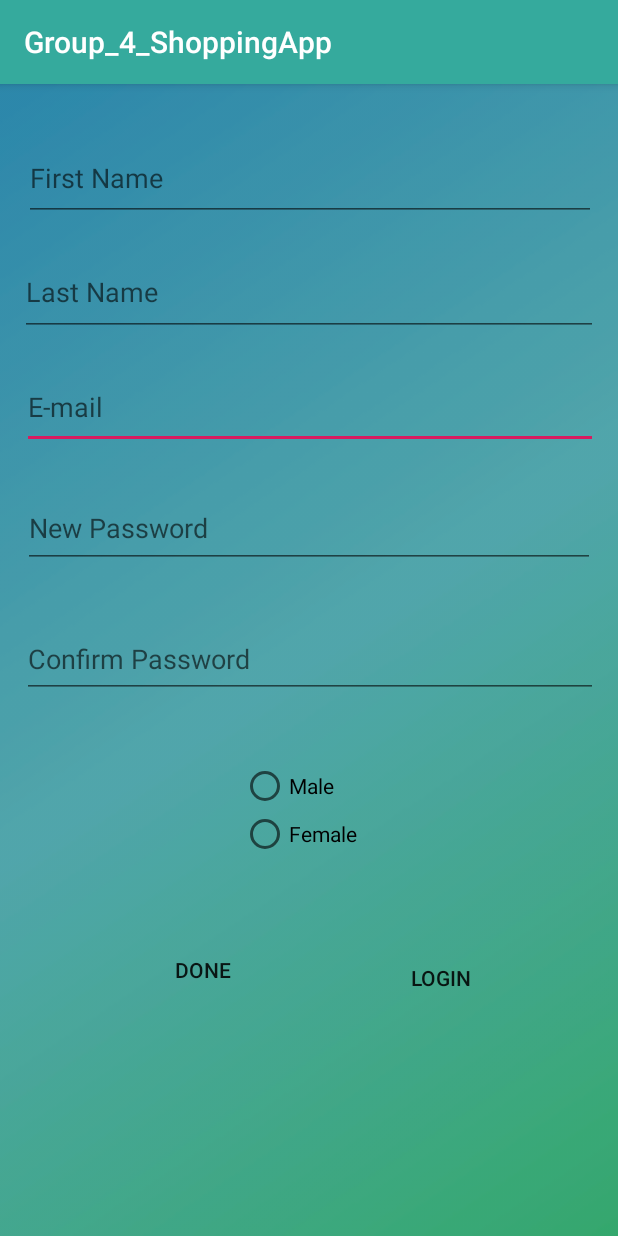
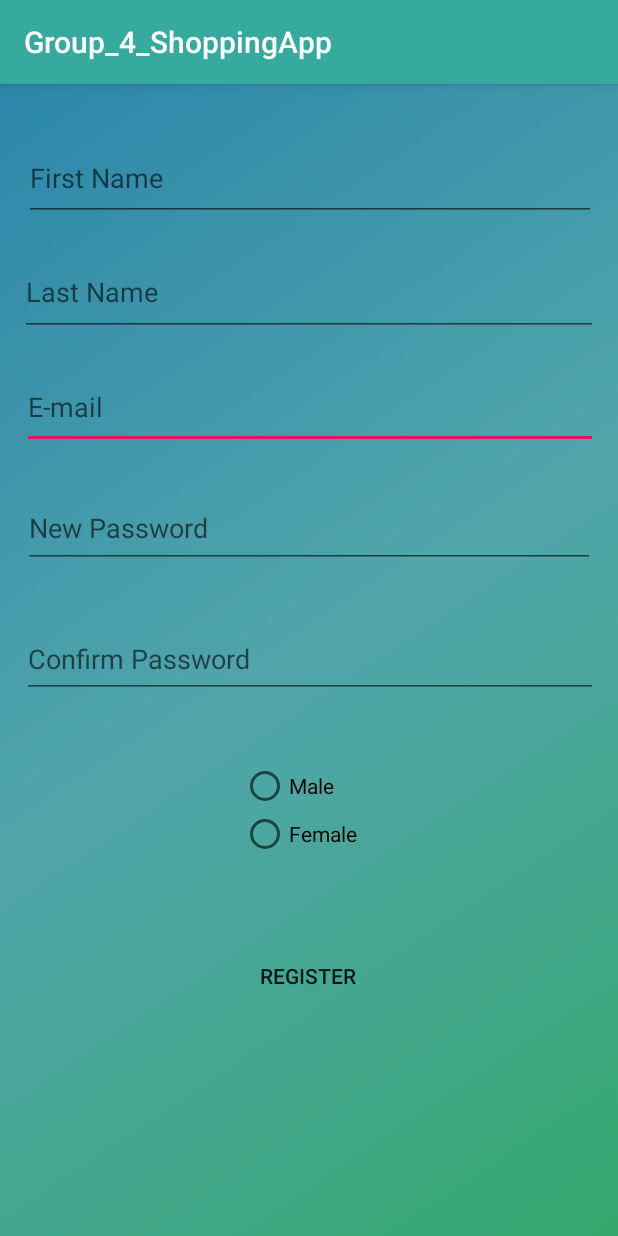
Before and after one commit to khushi07/Group4_FinalProject_W2019_MAD3125, an Android app: the screen it shows after launch (Signup before the commit, SignupActivity after it), after a tap on "SIGNUP", on a phone screen of 412 x 824 dp. Run offline under Robolectric (Android 15) with nearby library versions, the phone set to English and light mode, and no system bars.

```diff
--- a/app/build.gradle
+++ b/app/build.gradle
@@ -27,4 +27,6 @@ dependencies {
     androidTestImplementation 'androidx.test.espresso:espresso-core:3.1.0-alpha4'
     implementation 'com.google.android.material:material:1.0.0'
     implementation 'com.android.support:design:28.0.0'
+    implementation 'androidx.recyclerview:recyclerview:1.0.0'
+    implementation 'com.android.support:recyclerview-v7:28.0.0'
 }
--- a/app/src/main/AndroidManifest.xml
+++ b/app/src/main/AndroidManifest.xml
@@ -9,8 +9,8 @@
         android:roundIcon="@mipmap/ic_launcher_round"
         android:supportsRtl="true"
         android:theme="@style/AppTheme">
-        <activity android:name=".Signup"></activity>
-        <activity android:name=".HomeActivity" />
+        <activity android:name=".Activities.SignupActivity"></activity>
+        <activity android:name=".Activities.HomeActivity" />
         <activity android:name=".SplashScreen">
             <intent-filter>
                 <action android:name="android.intent.action.MAIN" />
@@ -18,7 +18,7 @@
                 <category android:name="android.intent.category.LAUNCHER" />
             </intent-filter>
         </activity>
-        <activity android:name=".LoginMainActivity" />
+        <activity android:name=".Activities.LoginMainActivity" />
     </application>
 
 </manifest>
--- a/app/src/main/java/com/example/group_4_shoppingapp/LoginMainActivity.java
+++ b/app/src/main/java/com/example/group_4_shoppingapp/Activities/LoginMainActivity.java
@@ -1,17 +1,16 @@
-package com.example.group_4_shoppingapp;
+package com.example.group_4_shoppingapp.Activities;
 
 import androidx.appcompat.app.AppCompatActivity;
 
 import android.content.Intent;
-import android.graphics.Color;
 import android.os.Bundle;
 import android.view.View;
 import android.widget.Button;
 import android.widget.EditText;
-import android.widget.TextView;
 import android.widget.Toast;
 
-import javax.xml.datatype.Duration;
+import com.example.group_4_shoppingapp.Database.DatabaseHelper;
+import com.example.group_4_shoppingapp.R;
 
 public class LoginMainActivity extends AppCompatActivity {
 
@@ -50,7 +49,7 @@ public class LoginMainActivity extends AppCompatActivity {
         btnSignup.setOnClickListener(new View.OnClickListener() {
             @Override
             public void onClick(View view) {
-                Intent mIntent = new Intent(LoginMainActivity.this, Signup.class);
+                Intent mIntent = new Intent(LoginMainActivity.this, SignupActivity.class);
                 //Set value to pass on next activity
                 startActivity(mIntent);
             }
--- a/app/src/main/java/com/example/group_4_shoppingapp/Signup.java
+++ b/app/src/main/java/com/example/group_4_shoppingapp/Activities/SignupActivity.java
@@ -1,4 +1,4 @@
-package com.example.group_4_shoppingapp;
+package com.example.group_4_shoppingapp.Activities;
 
 import androidx.appcompat.app.AppCompatActivity;
 
@@ -11,12 +11,15 @@ import android.widget.RadioButton;
 
 import android.widget.Toast;
 
+import com.example.group_4_shoppingapp.Database.DatabaseHelper;
+import com.example.group_4_shoppingapp.R;
 
-public class Signup extends AppCompatActivity {
+
+public class SignupActivity extends AppCompatActivity {
 
     DatabaseHelper db;
 
-    private Button done,login;
+    private Button register;
     private EditText edtFname,edtLname,edtEmail,edtNpass,edtCpass;
     private RadioButton radioFemale, radioMale;
 
@@ -29,8 +32,7 @@ public class Signup extends AppCompatActivity {
 
         db = new DatabaseHelper(this);
 
-        done = findViewById(R.id.done);
-        login = findViewById(R.id.login);
+        register = findViewById(R.id.register);
         edtFname = findViewById(R.id.edtFname);
         edtLname = findViewById(R.id.edtLname);
         edtEmail = findViewById(R.id.edtEmail);
@@ -40,7 +42,7 @@ public class Signup extends AppCompatActivity {
         radioMale = findViewById(R.id.radioMale);
 
 
-        done.setOnClickListener(new View.OnClickListener() {
+        register.setOnClickListener(new View.OnClickListener() {
             @Override
             public void onClick(View v) {
                 String email = edtEmail.getText().toString();
@@ -56,6 +58,9 @@ public class Signup extends AppCompatActivity {
                             Boolean insert = db.insert(email, Npass);
                             if (insert == true) {
                                 Toast.makeText(getApplicationContext(), "Registered Successfully", Toast.LENGTH_SHORT).show();
+                                Intent mIntent = new Intent(SignupActivity.this, LoginMainActivity.class);
+                                //Set value to pass on next activity
+                                startActivity(mIntent);
                             }
                         } else {
                             Toast.makeText(getApplicationContext(), "Email Already Exists", Toast.LENGTH_SHORT).show();
@@ -68,14 +73,5 @@ public class Signup extends AppCompatActivity {
             }
         });
 
-    login.setOnClickListener(new View.OnClickListener() {
-            @Override
-            public void onClick(View v) {
-                // Set the first EditText empty
-                Intent mIntent = new Intent(Signup.this, LoginMainActivity.class);
-                //Set value to pass on next activity
-                startActivity(mIntent);
 
-            }
-        });
     }}
--- a/app/src/main/java/com/example/group_4_shoppingapp/DatabaseHelper.java
+++ b/app/src/main/java/com/example/group_4_shoppingapp/Database/DatabaseHelper.java
@@ -1,4 +1,4 @@
-package com.example.group_4_shoppingapp;
+package com.example.group_4_shoppingapp.Database;
 
 import android.content.ContentValues;
 import android.content.Context;
--- a/app/src/main/java/com/example/group_4_shoppingapp/SplashScreen.java
+++ b/app/src/main/java/com/example/group_4_shoppingapp/SplashScreen.java
@@ -1,12 +1,13 @@
 package com.example.group_4_shoppingapp;
 
-import androidx.appcompat.app.AppCompatActivity;
 import android.content.Intent;
 import android.os.Bundle;
 import android.os.Handler;
 import android.view.animation.Animation;
 import android.view.animation.AnimationUtils;
 import android.widget.ImageView;
+
+import com.example.group_4_shoppingapp.Activities.LoginMainActivity;
 
 
 public class SplashScreen extends LoginMainActivity {
--- a/app/src/main/res/layout/activity_home.xml
+++ b/app/src/main/res/layout/activity_home.xml
@@ -5,7 +5,7 @@
     android:layout_height="match_parent"
     xmlns:app="http://schemas.android.com/apk/res-auto"
     android:background="@drawable/back"
-    tools:context=".HomeActivity"
+    tools:context=".Activities.HomeActivity"
     android:id="@+id/drawerLayout">
 
     <LinearLayout
--- a/app/src/main/res/layout/activity_login_main.xml
+++ b/app/src/main/res/layout/activity_login_main.xml
@@ -4,7 +4,7 @@
     xmlns:tools="http://schemas.android.com/tools"
     android:layout_width="match_parent"
     android:layout_height="match_parent"
-    tools:context=".LoginMainActivity">
+    tools:context=".Activities.LoginMainActivity">
 
     <ImageView
         android:id="@+id/back"
--- a/app/src/main/res/layout/activity_signup.xml
+++ b/app/src/main/res/layout/activity_signup.xml
@@ -4,7 +4,7 @@
     xmlns:tools="http://schemas.android.com/tools"
     android:layout_width="match_parent"
     android:layout_height="match_parent"
-    tools:context=".Signup"
+    tools:context=".Activities.SignupActivity"
     android:background="@drawable/back"
     android:padding="8dp">
 
@@ -67,38 +67,21 @@
 
 
     <Button
-        android:id="@+id/done"
-        android:layout_width="wrap_content"
-        android:layout_height="wrap_content"
+        android:id="@+id/register"
+        android:layout_width="152dp"
+        android:layout_height="42dp"
         android:layout_marginStart="8dp"
         android:layout_marginTop="8dp"
         android:layout_marginEnd="8dp"
         android:layout_marginBottom="8dp"
         android:background="@android:color/transparent"
-        android:text="Done"
+        android:text="Register"
         app:layout_constraintBottom_toBottomOf="parent"
         app:layout_constraintEnd_toEndOf="parent"
-        app:layout_constraintHorizontal_bias="0.257"
+        app:layout_constraintHorizontal_bias="0.498"
         app:layout_constraintStart_toStartOf="parent"
         app:layout_constraintTop_toTopOf="parent"
-        app:layout_constraintVertical_bias="0.8" />
-
-    <Button
-        android:id="@+id/login"
-        android:layout_width="wrap_content"
-        android:layout_height="wrap_content"
-        android:layout_marginStart="8dp"
-        android:layout_marginTop="8dp"
-        android:layout_marginEnd="8dp"
-        android:layout_marginBottom="8dp"
-        android:background="@android:color/transparent"
-        android:text="Login"
-        app:layout_constraintBottom_toBottomOf="parent"
-        app:layout_constraintEnd_toEndOf="parent"
-        app:layout_constraintHorizontal_bias="0.801"
-        app:layout_constraintStart_toStartOf="parent"
-        app:layout_constraintTop_toTopOf="parent"
-        app:layout_constraintVertical_bias="0.808" />
+        app:layout_constraintVertical_bias="0.803" />
 
     <EditText
         android:id="@+id/edtFname"
--- a/app/src/main/res/menu/navigation_menu.xml
+++ b/app/src/main/res/menu/navigation_menu.xml
@@ -1,5 +1,6 @@
 <?xml version="1.0" encoding="utf-8"?>
-<menu xmlns:android="http://schemas.android.com/apk/res/android">
+<menu xmlns:android="http://schemas.android.com/apk/res/android"
+    xmlns:app="http://schemas.android.com/apk/res-auto">
 
     <item android:id="@+id/nav_product"
         android:icon="@drawable/product"
@@ -22,4 +23,5 @@
         android:icon="@drawable/logout"
         android:title="Log Out" />
 
+
 </menu>
```
Also changed, not shown: app/src/main/java/com/example/group_4_shoppingapp/Activities/HomeActivity.java (renamed from app/src/main/java/com/example/group_4_shoppingapp/HomeActivity.java, +22 -3 lines), app/src/main/java/com/example/group_4_shoppingapp/Fragment/AboutFragment.java (renamed from app/src/main/java/com/example/group_4_shoppingapp/CartFragment.java, +5 -3 lines), app/src/main/java/com/example/group_4_shoppingapp/Fragment/CartFragment.java (renamed from app/src/main/java/com/example/group_4_shoppingapp/ProductsFragment.java, +5 -3 lines), app/src/main/java/com/example/group_4_shoppingapp/Fragment/ContactFragment.java (renamed from app/src/main/java/com/example/group_4_shoppingapp/AboutFragment.java, +5 -3 lines), app/src/main/java/com/example/group_4_shoppingapp/Fragment/LogoutFragment.java (added, +13 -0 lines), app/src/main/java/com/example/group_4_shoppingapp/Fragment/ProductsFragment.java (renamed from app/src/main/java/com/example/group_4_shoppingapp/ContactFragment.java, +6 -3 lines), app/src/main/java/com/example/group_4_shoppingapp/LogoutFragment.java (deleted, +0 -30 lines), app/src/main/res/layout/fragment_products.xml (+5 -6 lines).
